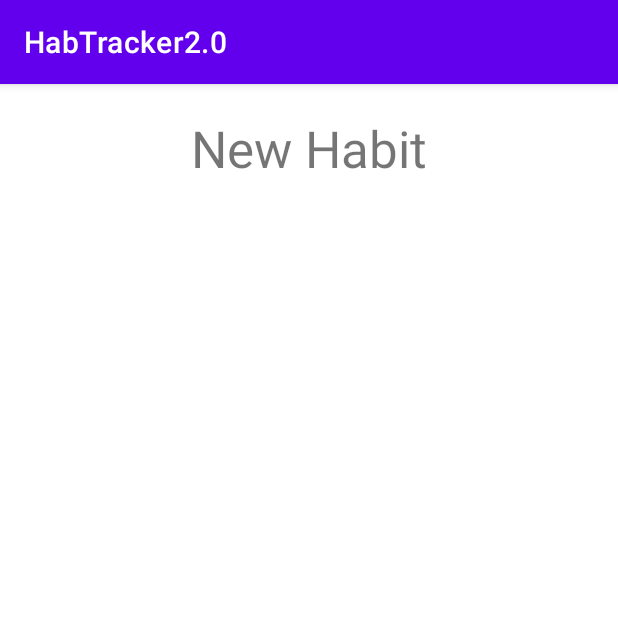
After one commit to MrYee4/HabTracker2.0, an Android app: the CreateTask screen opened directly, with no data from a screen before it, on a phone screen of 412 x 824 dp, the top half of it. The commit adds this screen. Run offline under Robolectric (Android 15) with nearby library versions, the phone set to English and light mode, and no system bars.

Commit message:
Added a create task activity. Changed a line in AndroidManifest.xml so we can backup data. Added backup.xml for backing up data. Added a second constructor to Task.java

```diff
--- a/app/src/main/AndroidManifest.xml
+++ b/app/src/main/AndroidManifest.xml
@@ -4,12 +4,14 @@
 
     <application
         android:allowBackup="true"
+        android:fullBackupContent="@xml/backup"
         android:icon="@mipmap/ic_launcher"
         android:label="@string/app_name"
         android:roundIcon="@mipmap/ic_launcher_round"
         android:supportsRtl="true"
         android:theme="@style/Theme.HabTracker20">
-        <activity android:name=".CalendarDisplay"></activity>
+        <activity android:name=".CreateTask"/>
+        <activity android:name=".CalendarDisplay" />
         <activity
             android:name=".MainActivity"
             android:label="@string/app_name"
--- /dev/null
+++ b/app/src/main/java/com/example/habtracker20/CreateTask.java
@@ -0,0 +1,14 @@
+package com.example.habtracker20;
+
+import androidx.appcompat.app.AppCompatActivity;
+
+import android.os.Bundle;
+
+public class CreateTask extends AppCompatActivity {
+
+    @Override
+    protected void onCreate(Bundle savedInstanceState) {
+        super.onCreate(savedInstanceState);
+        setContentView(R.layout.activity_create_task);
+    }
+}
--- /dev/null
+++ b/app/src/main/res/layout/activity_create_task.xml
@@ -0,0 +1,19 @@
+<?xml version="1.0" encoding="utf-8"?>
+<androidx.constraintlayout.widget.ConstraintLayout xmlns:android="http://schemas.android.com/apk/res/android"
+    xmlns:app="http://schemas.android.com/apk/res-auto"
+    xmlns:tools="http://schemas.android.com/tools"
+    android:layout_width="match_parent"
+    android:layout_height="match_parent"
+    tools:context=".CreateTask">
+
+    <TextView
+        android:id="@+id/habitTitle"
+        android:layout_width="wrap_content"
+        android:layout_height="wrap_content"
+        android:layout_marginTop="20dp"
+        android:text="@string/newTask"
+        android:textSize="34sp"
+        app:layout_constraintEnd_toEndOf="parent"
+        app:layout_constraintStart_toStartOf="parent"
+        app:layout_constraintTop_toTopOf="parent" />
+</androidx.constraintlayout.widget.ConstraintLayout>
--- a/app/src/main/res/values/strings.xml
+++ b/app/src/main/res/values/strings.xml
@@ -13,4 +13,6 @@
     <string name="calendar_title">Calendar</string>
 
     <string name="return_to_main_activity">Back</string>
+
+    <string name="newTask">New Habit</string>
 </resources>
--- /dev/null
+++ b/app/src/main/res/xml/backup.xml
@@ -0,0 +1,5 @@
+<?xml version="1.0" encoding="utf-8"?>
+<full-backup-content>
+    <include domain="sharedpref" path="."/>
+    <!--exclude domain="sharedpref" path="device.xml"/-->
+</full-backup-content>
```
Also changed, not shown: app/src/main/java/com/example/habtracker20/Task.java (+13 -3 lines).
